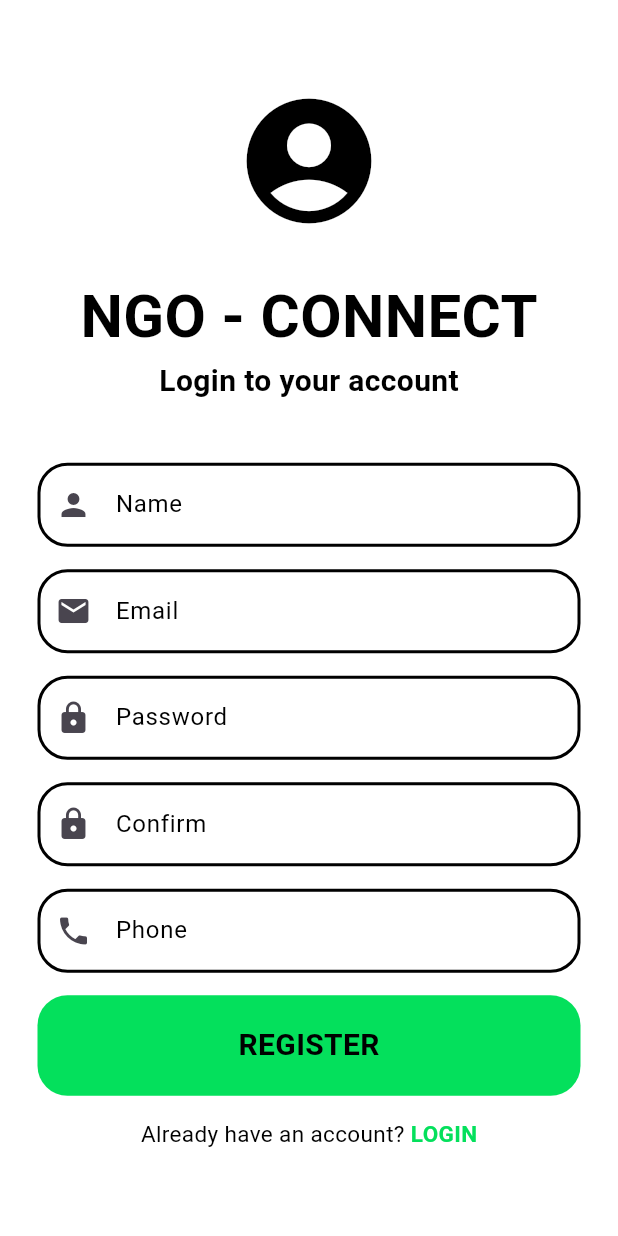
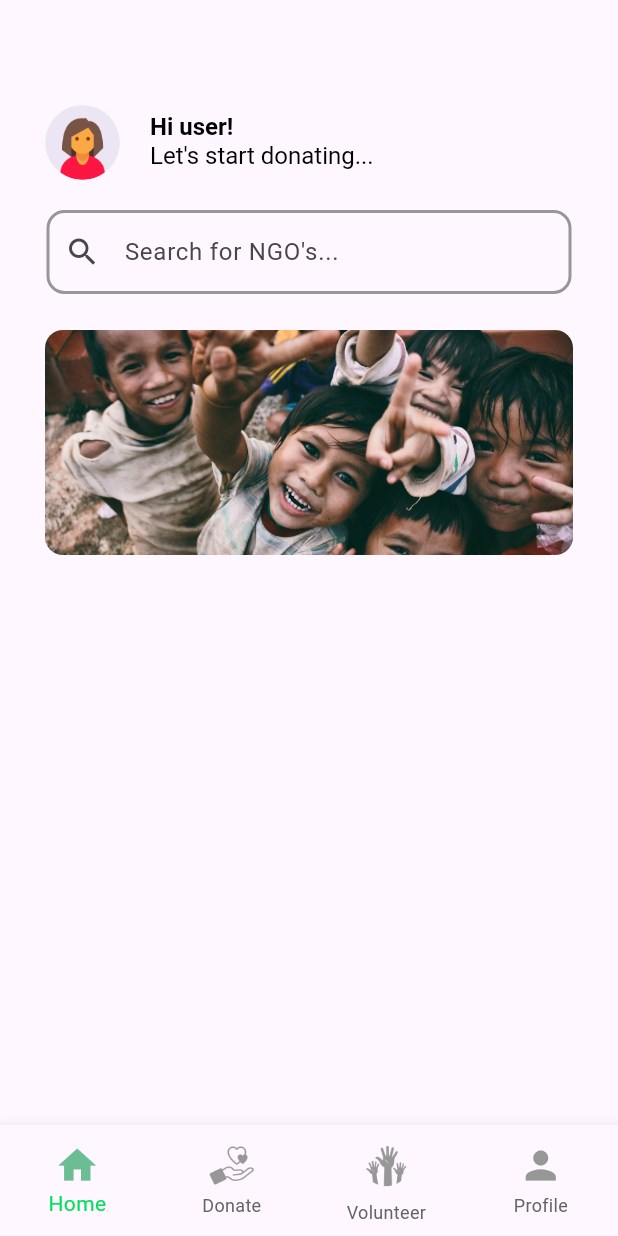
Before and after one commit to RyzenXEON/ngo_connect, a Flutter app: the Register screen opened by its route, after a tap on "REGISTER", on a phone screen of 412 x 824 dp. Run offline on Flutter 3.47's test engine with Material 3 defaults, Android fonts, the light colour scheme and no system bars; our stand-ins replace firebase_auth, firebase_core, page_transition; accounts and stored records are empty.

Commit message:
app pages and navBar added

```diff
--- a/lib/main.dart
+++ b/lib/main.dart
@@ -1,7 +1,9 @@
 import 'package:firebase_core/firebase_core.dart';
 import 'package:flutter/material.dart';
 import 'package:ngo_connect/firebase_options.dart';
+import 'package:ngo_connect/pages/home.dart';
 import 'package:ngo_connect/pages/login.dart';
+import 'package:ngo_connect/pages/ngo_screen.dart';
 import 'package:ngo_connect/pages/register_page.dart';
 import 'package:ngo_connect/pages/welcome_page.dart';
 
@@ -26,6 +28,9 @@ class ngoConnect extends StatelessWidget {
     // When navigating to the "/second" route, build the SecondScreen widget.
     '/login': (context) => const Login(),
     '/register': (context) => const Register(),
+    '/home': (context) => const HomePage(),
+    '/donate': (context) => const NGOScreen(),
+    '/profile': (context) => const HomePage(),
   },
       debugShowCheckedModeBanner: false,
       home: const WelcomePage(),
--- /dev/null
+++ b/lib/pages/home.dart
@@ -0,0 +1,89 @@
+import 'package:flutter/material.dart';
+import 'package:ngo_connect/pages/ngo_screen.dart';
+import 'package:ngo_connect/pages/ngo_page.dart';
+import 'package:ngo_connect/pages/volunteer_page.dart';
+
+class HomePage extends StatefulWidget {
+  const HomePage({Key? key}) : super(key: key);
+
+  @override
+  State<HomePage> createState() => _HomePageState();
+}
+class _HomePageState extends State<HomePage> {
+  int _index=0;
+  final List<Widget> widgetList= [
+          Home(
+            key: const PageStorageKey('Home'),
+          ),
+          const NGOScreen(),
+          const VolunteerPage(),
+          const NGOScreen(),
+        ];
+
+  @override
+  Widget build(BuildContext context) {
+    return Scaffold(
+
+        body: widgetList[_index],
+
+        bottomNavigationBar: Container(
+          decoration: const BoxDecoration(
+            color: Color.fromARGB(255, 182, 181, 181),
+          ),
+          child: Stack(
+            children: [
+              BottomNavigationBar(
+                type: BottomNavigationBarType.fixed,
+                selectedItemColor: const Color.fromRGBO(4, 224, 92, 1),
+                onTap: (index) {
+                  setState(() {
+                    _index=index;
+                  });
+                },
+
+                unselectedItemColor: const Color.fromARGB(255, 100, 100, 100),
+                unselectedIconTheme: const IconThemeData(color: Color.fromARGB(255, 100, 100, 100)),
+                showUnselectedLabels: true,
+                currentIndex: _index,
+                items: <BottomNavigationBarItem>[
+                  BottomNavigationBarItem(
+                    icon: Icon(
+                      Icons.home,
+                      size: 30,
+                      color: (_index==0)?const Color.fromRGBO(107, 189, 147, 1):const Color.fromARGB(255, 201, 201, 201),
+                    ),
+                    label: 'Home',
+                  ),
+                  BottomNavigationBarItem(
+
+                    icon: ImageIcon(
+                      const AssetImage('assets/images/donate.png'),
+                      size: 30,
+                      color: (_index==1)?const Color.fromRGBO(107, 189, 147, 1):const Color.fromARGB(255, 151, 151, 151),
+                    ),
+                    label: 'Donate',
+                  ),
+                  BottomNavigationBarItem(
+                    icon: ImageIcon(
+                      const AssetImage('assets/images/volunteer.png'),
+                      size: 40,
+                      color: (_index==2)? const Color.fromRGBO(107, 189, 147, 1): const Color.fromARGB(255, 151, 151, 151),
+                    ),
+                    label: 'Volunteer',
+                  ),
+                  BottomNavigationBarItem(
+                    icon: Icon(
+                      Icons.person,
+                      size: 30,
+                      color: (_index==3)?const Color.fromRGBO(107, 189, 147, 1):const Color.fromARGB(255, 151, 151, 151),
+                    ),
+                    label: 'Profile',
+                  ),
+                ],
+              ),
+            ],
+          ),
+        ),
+      );
+  }
+}
--- a/lib/pages/home_page.dart
+++ b/lib/pages/home_page.dart
@@ -1,3 +1,5 @@
+/*
+
 import 'package:firebase_auth/firebase_auth.dart';
 import 'package:flutter/material.dart';
 
@@ -78,3 +80,6 @@ class _HomePageState extends State<HomePage> {
     }
   }
 }
+
+
+*/
--- /dev/null
+++ b/lib/pages/ngo_page.dart
@@ -0,0 +1,93 @@
+import 'package:flutter/material.dart';
+import 'package:flutter/widgets.dart';
+
+class Home extends StatefulWidget {
+  Home({super.key});
+
+  @override
+  State<Home> createState() => _HomeState();
+}
+
+class _HomeState extends State<Home> {
+  @override
+  Widget build(BuildContext context) {
+    return Scaffold(
+      body: Stack(
+        children: [
+          Positioned(
+            top: 70.0,
+            left: 30.0,
+            child: ClipOval(
+              child: Container(
+                width: 50,
+                height: 50,
+                color: Colors.transparent,
+                child: const Image(
+                  image: AssetImage('assets/images/user.png'),
+                  fit: BoxFit.cover,
+                ),
+              ),
+            ),
+          ),
+          Positioned(
+            top: 75.0,
+            left: 100.0,
+            child: RichText(
+              text: const TextSpan(
+                style: TextStyle(
+                  fontSize: 16.0,
+                  color: Colors.black,
+                ),
+                children: [
+                  TextSpan(
+                    text: 'Hi user!',
+                    style: TextStyle(fontWeight: FontWeight.bold),
+                  ),
+                  TextSpan(text: "\nLet's start donating..."),
+                ],
+              ),
+            ),
+          ),
+          const Positioned(
+            top: 140.0,
+            left: 30.0,
+            right: 30.0,
+            child: Padding(
+              padding: EdgeInsets.symmetric(horizontal: 1.0),
+              child: TextField(
+                decoration: InputDecoration(
+                  prefixIcon: Icon(Icons.search),
+                  enabledBorder: OutlineInputBorder(
+                      borderRadius: BorderRadius.all(Radius.circular(12.0)),
+                      borderSide: BorderSide(color:  Color.fromARGB(255, 151, 151, 151), width: 2)),
+                  focusedBorder: OutlineInputBorder(
+                    borderRadius: BorderRadius.all(Radius.circular(12)),
+                    borderSide: BorderSide(
+                        color: Color.fromRGBO(4, 224, 92, 1), width: 2),
+                  ),
+                  hintText: "Search for NGO's...",
+                  border: InputBorder.none,
+                ),
+              ),
+            ),
+          ),
+          Positioned(
+            top: 220.0,
+            left: 30.0,
+            child: Container(
+              width: MediaQuery.of(context).size.width - 60.0,
+              height: 150.0,
+              decoration: BoxDecoration(
+                image: const DecorationImage(
+                  image: AssetImage('assets/images/ngo3.jpg'),
+                  fit: BoxFit.cover,
+                ),
+                borderRadius: BorderRadius.circular(12.0),
+              ),
+            ),
+          ),
+        ],
+      ),
+    );
+  }
+}
--- a/lib/pages/register_page.dart
+++ b/lib/pages/register_page.dart
@@ -1,11 +1,13 @@
 import 'package:flutter/material.dart';
 import 'package:ngo_connect/components/button.dart';
 import 'package:ngo_connect/components/text_field.dart';
+import 'package:ngo_connect/pages/home.dart';
+import 'package:ngo_connect/pages/login.dart';
+import 'package:page_transition/page_transition.dart';
 
 class Register extends StatelessWidget {
   const Register({super.key});
 
-  void onTap() {}
   @override
   Widget build(BuildContext context) {
     return Scaffold(
@@ -75,7 +77,16 @@ class Register extends StatelessWidget {
               const SizedBox(height: 15),
 
               //login button
-              MyButton(buttonName: "REGISTER", onTap: onTap),
+              MyButton(
+                  buttonName: "REGISTER",
+                  onTap: () {
+                    Navigator.push(
+                        context,
+                        PageTransition(
+                            child: const HomePage(),
+                            childCurrent: this,
+                            type: PageTransitionType.bottomToTop));
+                  }),
 
               const SizedBox(height: 15),
 
@@ -92,8 +103,12 @@ class Register extends StatelessWidget {
                   ),
                   GestureDetector(
                     onTap: () {
-                      Navigator.pop(context);
-                      Navigator.pushNamed(context, '/login');
+                      Navigator.push(
+                          context,
+                          PageTransition(
+                              child: const Login(),
+                              childCurrent: this,
+                              type: PageTransitionType.leftToRightWithFade));
                     },
                     child: const Text(
                       "LOGIN",
```
Also changed, not shown: lib/pages/login.dart (+16 -10 lines), lib/pages/ngo_screen.dart (added, +162 -0 lines), lib/pages/volunteer_page.dart (added, +43 -0 lines), pubspec.yaml (+10 -3 lines), assets/images/donate.png (added), assets/images/ff.jpg (added), assets/images/ngo1.jpg (added), assets/images/ngo2.jpg (added), assets/images/ngo3.jpg (added), assets/images/user.png (added), assets/images/volunteer.png (added), pubspec.lock.
